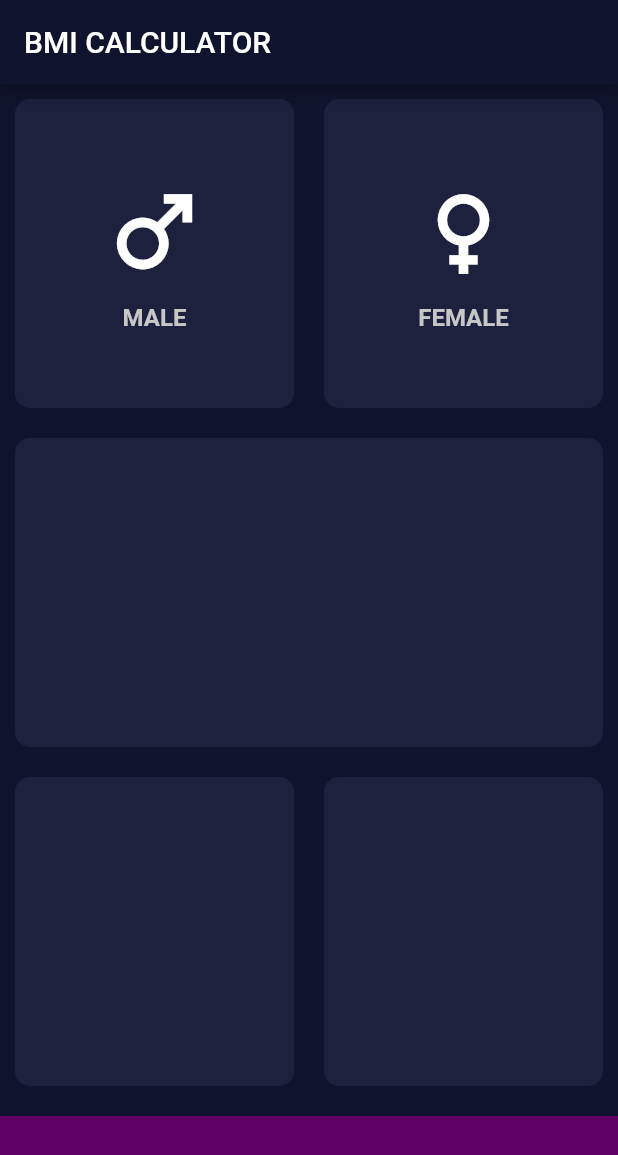
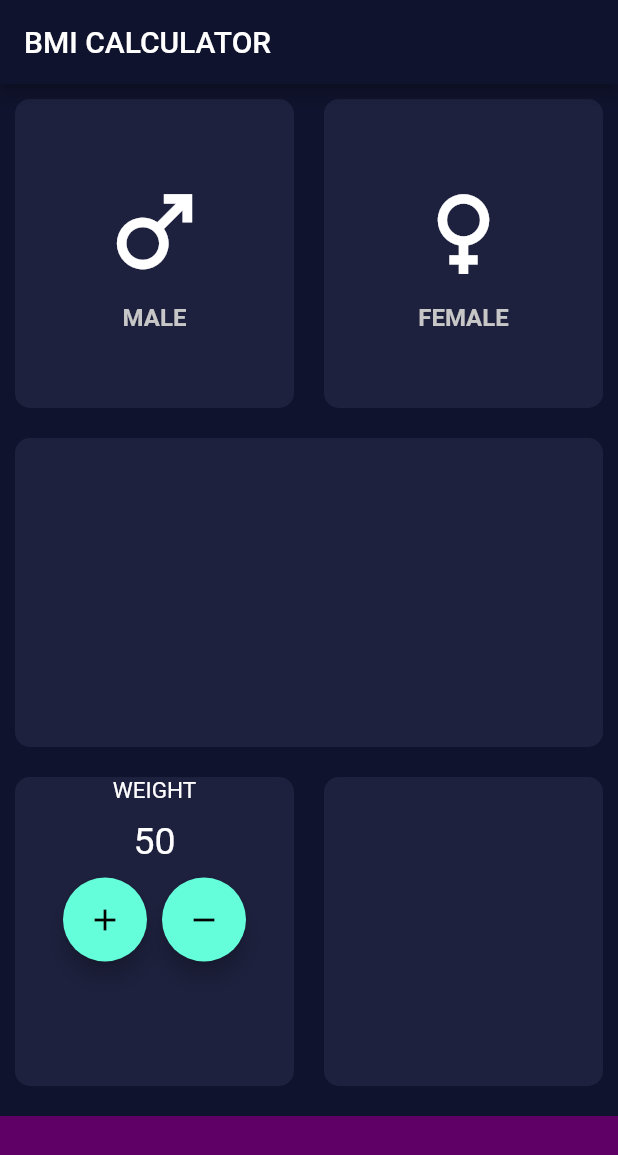
Before and after one commit to praween-link/MyFlutter, a Flutter app: the screen it shows after launch, on a phone screen of 412 x 824 dp. Shown: the top 1155 px of the screen. Run offline on Flutter 3.47's test engine with Material 2 defaults, Android fonts, the phone set to English and light mode, and no system bars.

Commit message:
Flutter-16.4 commit: Modify onTap method

```diff
--- a/lib/input_page.dart
+++ b/lib/input_page.dart
@@ -14,7 +14,6 @@ enum Gender{
   female,
   unset,
 }
-Gender selected = Gender.unset;
 
 class InputPage extends StatefulWidget {
   @override
@@ -22,6 +21,9 @@ class InputPage extends StatefulWidget {
 }
 
 class _InputPageState extends State<InputPage> {
+
+  Gender selected = Gender.unset;
+
   @override
   Widget build(BuildContext context) {
     return Scaffold(
@@ -34,13 +36,12 @@ class _InputPageState extends State<InputPage> {
               child: Row(
                 children: <Widget>[
                   Expanded(
-                    child: GestureDetector(
-                        onTap: () {
+                    child: ReusableCard(
+                      onPress: () {
                         setState(() {
                           selected == Gender.male ? selected = Gender.unset : selected = Gender.male;
                         });
                       },
-                        child: ReusableCard(
                       usingColor: selected == Gender.male ? Color(0xFF242852) : activeContainerColor,
                       childCard: IconContent(
                         genderIcon: Icons.male,
@@ -48,16 +49,15 @@ class _InputPageState extends State<InputPage> {
                         levelColor: selected == Gender.male ? Color(0xFFFFFFFF) : Color(0xFFc7c7c7),
                         levelSize: selected == Gender.male ? 20.0 : 16.0,
                       ),
-                        )),
+                    ),
                   ),
                   Expanded(
-                      child: GestureDetector(
-                          onTap: () {
+                      child: ReusableCard(
+                        onPress: () {
                           setState(() {
                             selected == Gender.female ? selected = Gender.unset : selected = Gender.female;
                           });
                         },
-                          child: ReusableCard(
                         usingColor: selected == Gender.female ? Color(0xFF242852) : activeContainerColor,
                         childCard: IconContent(
                           genderIcon: Icons.female,
@@ -65,7 +65,7 @@ class _InputPageState extends State<InputPage> {
                           levelColor: selected == Gender.female ? Color(0xFFFFFFFF) : Color(0xFFc7c7c7),
                           levelSize: selected == Gender.female ? 20.0 : 16.0,
                         ),
-                          ))),
+                      )),
                 ],
               ),
             ),
@@ -76,7 +76,45 @@ class _InputPageState extends State<InputPage> {
               child: Row(
                 children: <Widget>[
                   Expanded(
-                    child: ReusableCard(usingColor: activeContainerColor,),
+                    child: ReusableCard(
+                      usingColor: activeContainerColor,
+                      childCard: Container(
+                        child: Column(
+                          children: <Widget>[
+                            Text(
+                              "WEIGHT",
+                              style: TextStyle(
+                                color: Color(0xFFFFFFFF),
+                                fontSize: 15.0,
+                              ),
+                            ),
+                            SizedBox(height: 10.0),
+                            Text(
+                              "50",
+                              style: TextStyle(
+                                color: Color(0xFFFFFFFF),
+                                fontSize: 25.0,
+                              ),
+                            ),
+                            SizedBox(height: 10.0),
+                            Row(
+                              mainAxisAlignment: MainAxisAlignment.center,
+                              children: <Widget>[
+                                FloatingActionButton(
+                                  onPressed: () {},
+                                  child: Icon(Icons.add),
+                                ),
+                                SizedBox(width: 10.0),
+                                FloatingActionButton(
+                                  onPressed: () {},
+                                  child: Icon(Icons.remove),
+                                ),
+                              ],
+                            )
+                          ],
+                        ),
+                      ),
+                    ),
                   ),
                   Expanded(
                     child: ReusableCard(usingColor: activeContainerColor),
--- a/lib/reusable_card.dart
+++ b/lib/reusable_card.dart
@@ -2,19 +2,23 @@ import 'package:flutter/material.dart';
 
 class ReusableCard extends StatelessWidget {
 
-  ReusableCard({@required this.usingColor, this.childCard});
+  ReusableCard({@required this.usingColor, this.childCard, this.onPress});
 
   final Color usingColor;
   final Widget childCard;
+  final Function onPress;
 
   @override
   Widget build(BuildContext context) {
-    return Container(
-      child: childCard,
-      margin: EdgeInsets.all(10.0),
-      decoration: BoxDecoration(
-        color: usingColor,
-        borderRadius: BorderRadius.circular(10.0),
+    return GestureDetector(
+      onTap: onPress,
+      child: Container(
+        child: childCard,
+        margin: EdgeInsets.all(10.0),
+        decoration: BoxDecoration(
+          color: usingColor,
+          borderRadius: BorderRadius.circular(10.0),
+        ),
       ),
     );
   }
```
Lines whose indentation alone changed are shown as unchanged.
